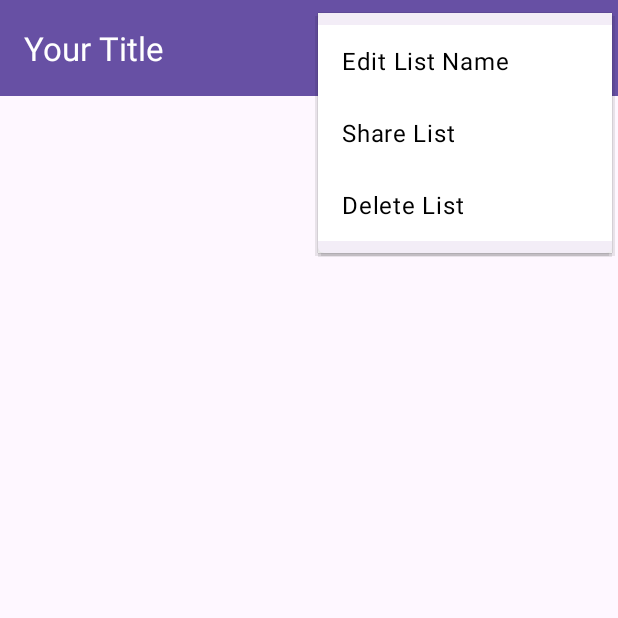
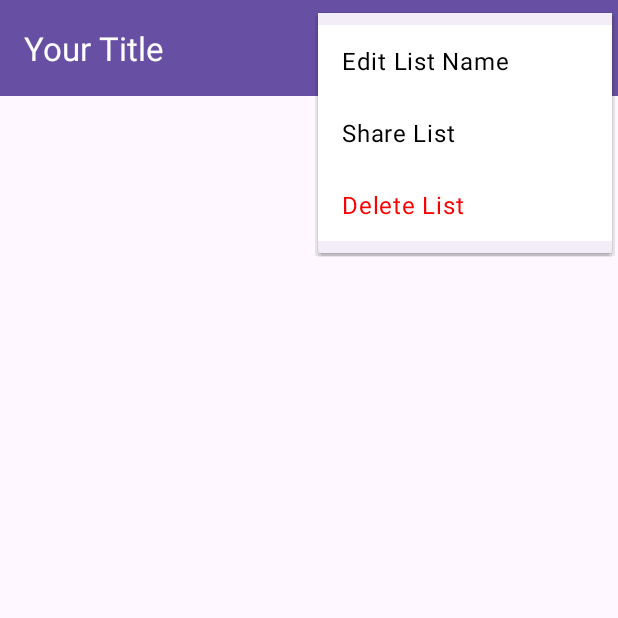
Before and after one commit to Mflo177/vinscanner-ai, an Android app: the VinListActivity screen opened directly, with no data from a screen before it, with the options menu open, on a phone screen of 412 x 824 dp, the top half of it. Run offline under Robolectric (Android 15) with nearby library versions, the phone set to English and light mode, and no system bars; our stand-ins replace Room's generated code; libraries missing offline, so code that uses them is left out: org.apache.poi.

Commit message:
Change text color to red for delete list button in popup menu.

```diff
--- a/app/src/main/java/com/example/vinscannerapp/ui/VinListActivity.java
+++ b/app/src/main/java/com/example/vinscannerapp/ui/VinListActivity.java
@@ -11,7 +11,10 @@ import android.net.Uri;
 import android.os.Bundle;
 import android.text.Editable;
 import android.text.InputType;
+import android.text.SpannableString;
+import android.text.Spanned;
 import android.text.TextWatcher;
+import android.text.style.ForegroundColorSpan;
 import android.util.Log;
 import android.view.LayoutInflater;
 import android.view.Menu;
@@ -123,6 +126,15 @@ public class VinListActivity extends AppCompatActivity {
     public boolean onCreateOptionsMenu(Menu menu) {
         MenuInflater inflater = getMenuInflater();
         inflater.inflate(R.menu.menu_vin_list, menu);
+
+        // Find the "Delete List" item
+        MenuItem deleteItem = menu.findItem(R.id.id_deleteList);
+
+        // Change the title text color to red for the "Delete List" item
+        SpannableString spannableString = new SpannableString(deleteItem.getTitle());
+        spannableString.setSpan(new ForegroundColorSpan(Color.RED), 0, spannableString.length(), Spanned.SPAN_EXCLUSIVE_EXCLUSIVE);
+        deleteItem.setTitle(spannableString);
+
         return true;
     }
 
```
